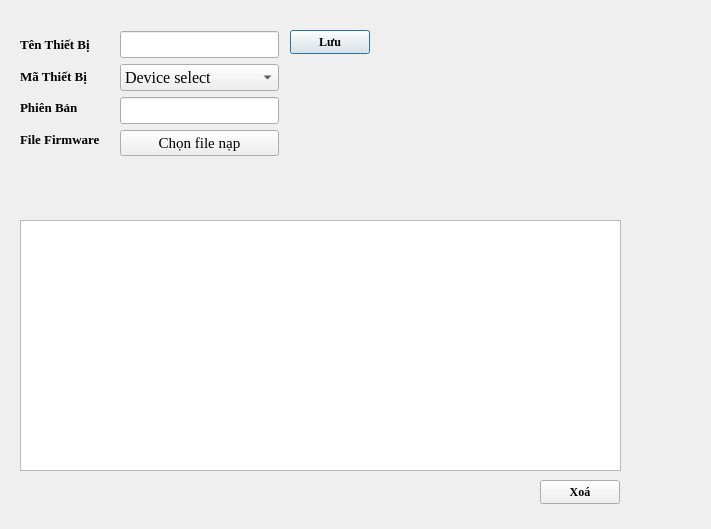
The window that views/downfw_config.ui (CongPV121/SDT) describes before a commit, drawn with Qt 5.
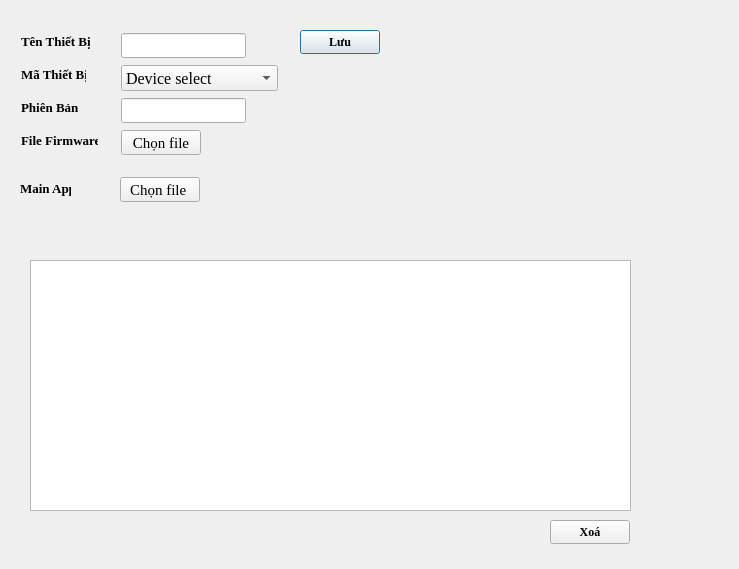
The same window after the commit.

The edit to the form file:
```diff
--- a/views/downfw_config.ui
+++ b/views/downfw_config.ui
@@ -6,8 +6,8 @@
    <rect>
     <x>0</x>
     <y>0</y>
-    <width>711</width>
-    <height>529</height>
+    <width>739</width>
+    <height>569</height>
    </rect>
   </property>
   <property name="windowTitle">
@@ -16,8 +16,8 @@
   <widget class="QTableWidget" name="tableWidget">
    <property name="geometry">
     <rect>
-     <x>20</x>
-     <y>220</y>
+     <x>30</x>
+     <y>260</y>
      <width>601</width>
      <height>251</height>
     </rect>
@@ -26,7 +26,6 @@
     <font>
      <family>Times New Roman</family>
      <pointsize>12</pointsize>
-     <weight>75</weight>
      <bold>true</bold>
     </font>
    </property>
@@ -34,7 +33,7 @@
   <widget class="QPushButton" name="pushButton">
    <property name="geometry">
     <rect>
-     <x>290</x>
+     <x>300</x>
      <y>30</y>
      <width>80</width>
      <height>24</height>
@@ -43,7 +42,6 @@
    <property name="font">
     <font>
      <family>Times New Roman</family>
-     <weight>75</weight>
      <bold>true</bold>
     </font>
    </property>
@@ -51,103 +49,105 @@
     <string>Lưu</string>
    </property>
   </widget>
-  <widget class="QLabel" name="linkFileFw">
+  <widget class="QPushButton" name="pushButton_2">
+   <property name="geometry">
+    <rect>
+     <x>550</x>
+     <y>520</y>
+     <width>80</width>
+     <height>24</height>
+    </rect>
+   </property>
+   <property name="font">
+    <font>
+     <family>Times New Roman</family>
+     <bold>true</bold>
+    </font>
+   </property>
+   <property name="text">
+    <string>Xoá</string>
+   </property>
+  </widget>
+  <widget class="QLabel" name="mainApp">
+   <property name="geometry">
+    <rect>
+     <x>20</x>
+     <y>180</y>
+     <width>51</width>
+     <height>16</height>
+    </rect>
+   </property>
+   <property name="font">
+    <font>
+     <family>Times New Roman</family>
+     <pointsize>10</pointsize>
+     <bold>true</bold>
+    </font>
+   </property>
+   <property name="text">
+    <string>Main App</string>
+   </property>
+  </widget>
+  <widget class="QPushButton" name="linkFileMainApp">
    <property name="geometry">
     <rect>
      <x>120</x>
-     <y>160</y>
-     <width>401</width>
-     <height>21</height>
+     <y>177</y>
+     <width>80</width>
+     <height>25</height>
+    </rect>
+   </property>
+   <property name="font">
+    <font>
+     <family>Times New Roman</family>
+     <pointsize>11</pointsize>
+    </font>
+   </property>
+   <property name="text">
+    <string>Chọn file </string>
+   </property>
+  </widget>
+  <widget class="QLabel" name="linkFile_2">
+   <property name="geometry">
+    <rect>
+     <x>210</x>
+     <y>130</y>
+     <width>171</width>
+     <height>31</height>
     </rect>
    </property>
    <property name="text">
     <string/>
    </property>
   </widget>
-  <widget class="QWidget" name="layoutWidget">
+  <widget class="QPushButton" name="linkFile">
    <property name="geometry">
     <rect>
-     <x>20</x>
-     <y>31</y>
-     <width>81</width>
-     <height>121</height>
+     <x>121</x>
+     <y>130</y>
+     <width>80</width>
+     <height>25</height>
     </rect>
    </property>
-   <layout class="QGridLayout" name="gridLayout">
-    <item row="0" column="0">
-     <widget class="QLabel" name="label">
       <property name="font">
        <font>
         <family>Times New Roman</family>
-        <pointsize>10</pointsize>
-        <weight>75</weight>
-        <bold>true</bold>
+     <pointsize>11</pointsize>
        </font>
       </property>
       <property name="text">
-       <string>Tên Thiết Bị</string>
-      </property>
-     </widget>
-    </item>
-    <item row="1" column="0">
-     <widget class="QLabel" name="label_2">
-      <property name="font">
-       <font>
-        <family>Times New Roman</family>
-        <pointsize>10</pointsize>
-        <weight>75</weight>
-        <bold>true</bold>
-       </font>
-      </property>
-      <property name="text">
-       <string>Mã Thiết Bị</string>
-      </property>
-     </widget>
-    </item>
-    <item row="2" column="0">
-     <widget class="QLabel" name="label_4">
-      <property name="font">
-       <font>
-        <family>Times New Roman</family>
-        <pointsize>10</pointsize>
-        <weight>75</weight>
-        <bold>true</bold>
-       </font>
-      </property>
-      <property name="text">
-       <string>Phiên Bản</string>
-      </property>
-     </widget>
-    </item>
-    <item row="3" column="0">
-     <widget class="QLabel" name="label_3">
-      <property name="font">
-       <font>
-        <family>Times New Roman</family>
-        <pointsize>10</pointsize>
-        <weight>75</weight>
-        <bold>true</bold>
-       </font>
-      </property>
-      <property name="text">
-       <string>File Firmware</string>
-      </property>
-     </widget>
-    </item>
-   </layout>
-  </widget>
-  <widget class="QWidget" name="layoutWidget">
-   <property name="geometry">
-    <rect>
-     <x>120</x>
-     <y>31</y>
-     <width>159</width>
-     <height>126</height>
-    </rect>
-   </property>
-   <layout class="QGridLayout" name="gridLayout_2">
-    <item row="0" column="0">
+    <string>Chọn file</string>
+   </property>
+  </widget>
      <widget class="QLineEdit" name="nameDevice">
+   <property name="geometry">
+    <rect>
+     <x>121</x>
+     <y>33</y>
+     <width>125</width>
+     <height>25</height>
+    </rect>
+   </property>
       <property name="font">
        <font>
         <family>Times New Roman</family>
@@ -155,9 +155,15 @@
        </font>
       </property>
      </widget>
-    </item>
-    <item row="1" column="0">
      <widget class="QComboBox" name="codeDevice">
+   <property name="geometry">
+    <rect>
+     <x>121</x>
+     <y>65</y>
+     <width>157</width>
+     <height>26</height>
+    </rect>
+   </property>
       <property name="font">
        <font>
         <family>Times New Roman</family>
@@ -230,9 +236,15 @@
        </property>
       </item>
      </widget>
-    </item>
-    <item row="2" column="0">
      <widget class="QLineEdit" name="version">
+   <property name="geometry">
+    <rect>
+     <x>121</x>
+     <y>98</y>
+     <width>125</width>
+     <height>25</height>
+    </rect>
+   </property>
       <property name="font">
        <font>
         <family>Times New Roman</family>
@@ -240,40 +252,84 @@
        </font>
       </property>
      </widget>
-    </item>
-    <item row="3" column="0">
-     <widget class="QPushButton" name="linkFile">
+  <widget class="QLabel" name="label_4">
+   <property name="geometry">
+    <rect>
+     <x>21</x>
+     <y>99</y>
+     <width>57</width>
+     <height>16</height>
+    </rect>
+   </property>
       <property name="font">
        <font>
         <family>Times New Roman</family>
-        <pointsize>11</pointsize>
+     <pointsize>10</pointsize>
+     <bold>true</bold>
        </font>
       </property>
       <property name="text">
-       <string>Chọn file nạp</string>
-      </property>
-     </widget>
-    </item>
-   </layout>
+    <string>Phiên Bản</string>
+   </property>
+  </widget>
+  <widget class="QLabel" name="label">
+   <property name="geometry">
+    <rect>
+     <x>21</x>
+     <y>33</y>
+     <width>69</width>
+     <height>16</height>
+    </rect>
+   </property>
+   <property name="font">
+    <font>
+     <family>Times New Roman</family>
+     <pointsize>10</pointsize>
+     <bold>true</bold>
+    </font>
+   </property>
+   <property name="text">
+    <string>Tên Thiết Bị</string>
+   </property>
   </widget>
-  <widget class="QPushButton" name="pushButton_2">
+  <widget class="QLabel" name="label_2">
    <property name="geometry">
     <rect>
-     <x>540</x>
-     <y>480</y>
-     <width>80</width>
-     <height>24</height>
+     <x>21</x>
+     <y>66</y>
+     <width>65</width>
+     <height>16</height>
     </rect>
    </property>
    <property name="font">
     <font>
      <family>Times New Roman</family>
-     <weight>75</weight>
+     <pointsize>10</pointsize>
      <bold>true</bold>
     </font>
    </property>
    <property name="text">
-    <string>Xoá</string>
+    <string>Mã Thiết Bị</string>
+   </property>
+  </widget>
+  <widget class="QLabel" name="label_3">
+   <property name="geometry">
+    <rect>
+     <x>21</x>
+     <y>132</y>
+     <width>77</width>
+     <height>16</height>
+    </rect>
+   </property>
+   <property name="font">
+    <font>
+     <family>Times New Roman</family>
+     <pointsize>10</pointsize>
+     <bold>true</bold>
+    </font>
+   </property>
+   <property name="text">
+    <string>File Firmware</string>
    </property>
   </widget>
  </widget>
```
Lines whose indentation alone changed are shown as unchanged.
